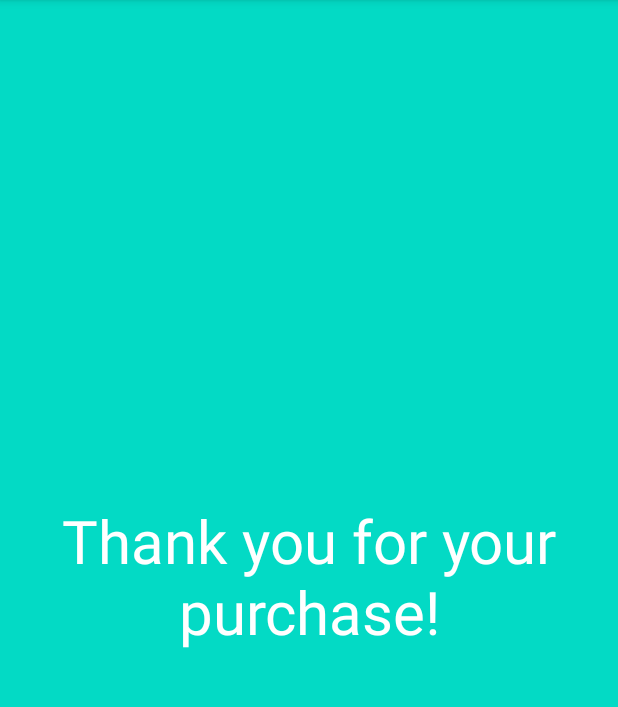
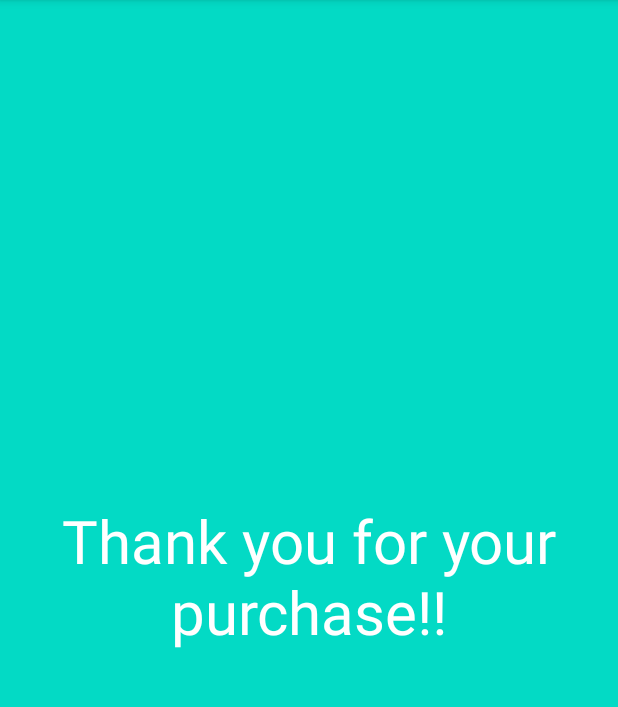
Before and after one commit to Laradejpl/simpleweedShop, an Android app: the ThankYouActivity screen opened directly, with no data from a screen before it, on a phone screen of 412 x 824 dp, the part 84-791 px from its top. Run offline under Robolectric (Android 15) with nearby library versions, the phone set to English and light mode, and no system bars; network calls fail.

Commit message:
version1

```diff
--- a/app/src/main/res/layout/activity_thank_you.xml
+++ b/app/src/main/res/layout/activity_thank_you.xml
@@ -18,7 +18,7 @@
         android:layout_marginStart="8dp"
         android:layout_marginTop="8dp"
         android:gravity="center"
-        android:text="Thank you for your purchase!"
+        android:text="Thank you for your purchase!!"
         android:textColor="#fff"
         android:textSize="40sp"
         app:layout_constraintBottom_toBottomOf="parent"
```
